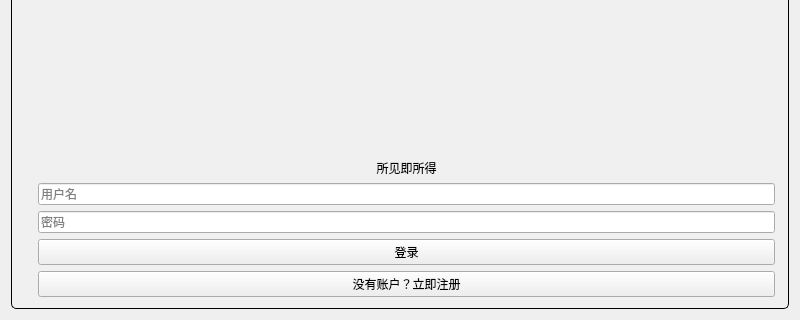
Old version of the form Templates/login.ui in the repository thetheorange/AiProject; both pictures show x 0 to 800 and y 180 to 500 of the 800 by 500 pixel window.
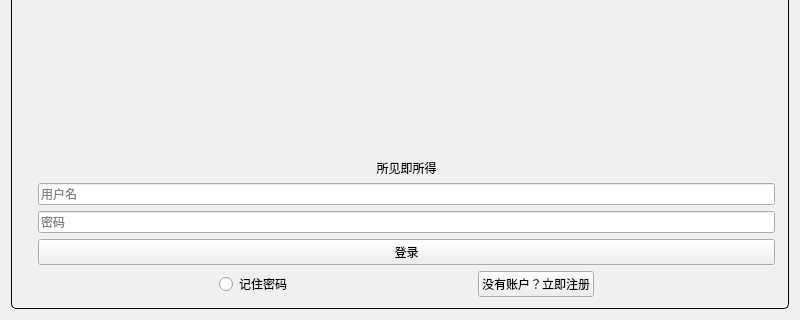
New version of the form. Custom widgets are drawn as their Qt base class.

Commit message: pref: 微调登录界面的ui

Diff of the .ui file:
```diff
--- a/Templates/login.ui
+++ b/Templates/login.ui
@@ -155,11 +155,64 @@
              </widget>
             </item>
             <item>
-             <widget class="HyperlinkButton" name="register_link">
-              <property name="text">
-               <string>没有账户？立即注册</string>
-              </property>
-             </widget>
+             <layout class="QHBoxLayout" name="horizontalLayout_3">
+              <item>
+               <spacer name="horizontalSpacer">
+                <property name="orientation">
+                 <enum>Qt::Horizontal</enum>
+                </property>
+                <property name="sizeHint" stdset="0">
+                 <size>
+                  <width>40</width>
+                  <height>20</height>
+                 </size>
+                </property>
+               </spacer>
+              </item>
+              <item>
+               <widget class="RadioButton" name="remember_password_Button">
+                <property name="text">
+                 <string>记住密码</string>
+                </property>
+               </widget>
+              </item>
+              <item>
+               <spacer name="horizontalSpacer_3">
+                <property name="orientation">
+                 <enum>Qt::Horizontal</enum>
+                </property>
+                <property name="sizeHint" stdset="0">
+                 <size>
+                  <width>40</width>
+                  <height>20</height>
+                 </size>
+                </property>
+               </spacer>
+              </item>
+              <item>
+               <widget class="HyperlinkButton" name="register_link">
+                <property name="text">
+                 <string>没有账户？立即注册</string>
+                </property>
+               </widget>
+              </item>
+              <item>
+               <spacer name="horizontalSpacer_2">
+                <property name="orientation">
+                 <enum>Qt::Horizontal</enum>
+                </property>
+                <property name="sizeHint" stdset="0">
+                 <size>
+                  <width>40</width>
+                  <height>20</height>
+                 </size>
+                </property>
+               </spacer>
+              </item>
+             </layout>
+            </item>
+            <item>
+             <layout class="QHBoxLayout" name="horizontalLayout_4"/>
             </item>
            </layout>
           </item>
@@ -173,6 +226,11 @@
   </layout>
  </widget>
  <customwidgets>
+  <customwidget>
+   <class>EditableComboBox</class>
+   <extends>LineEdit</extends>
+   <header>qfluentwidgets</header>
+  </customwidget>
   <customwidget>
    <class>HyperlinkButton</class>
    <extends>PushButton</extends>
@@ -183,6 +241,11 @@
    <extends>QPushButton</extends>
    <header>qfluentwidgets</header>
   </customwidget>
+  <customwidget>
+   <class>RadioButton</class>
+   <extends>QRadioButton</extends>
+   <header>qfluentwidgets</header>
+  </customwidget>
   <customwidget>
    <class>HorizontalSeparator</class>
    <extends>QWidget</extends>
```
Left out of the diff: 2 changed lines with no effect on the pictures. The commit also changes 2 other files.
